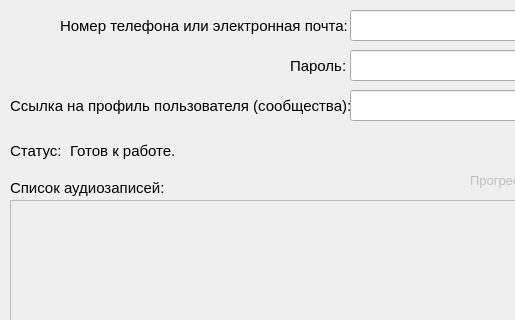
First picture: the form in audio.ui, repository qwertyadrian/vk-music-downloader, before the edit; both pictures show x 0 to 515 and y 0 to 320 of the 780 by 480 pixel window.
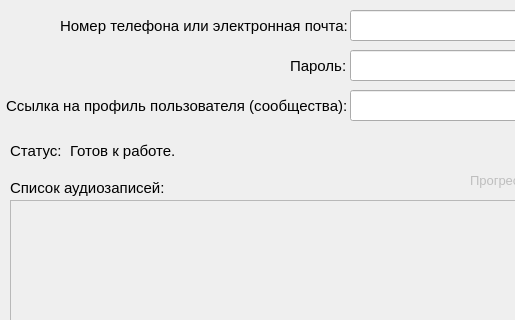
Second picture: the form after the edit. Icons and pictures are not drawn.

Patch:
```diff
--- a/audio.ui
+++ b/audio.ui
@@ -107,9 +107,9 @@
    <widget class="QLabel" name="link_text">
     <property name="geometry">
      <rect>
-      <x>10</x>
+      <x>6</x>
       <y>90</y>
-      <width>351</width>
+      <width>340</width>
       <height>31</height>
      </rect>
     </property>
```
Left out of the diff: 3 changed lines with no effect on the pictures.
